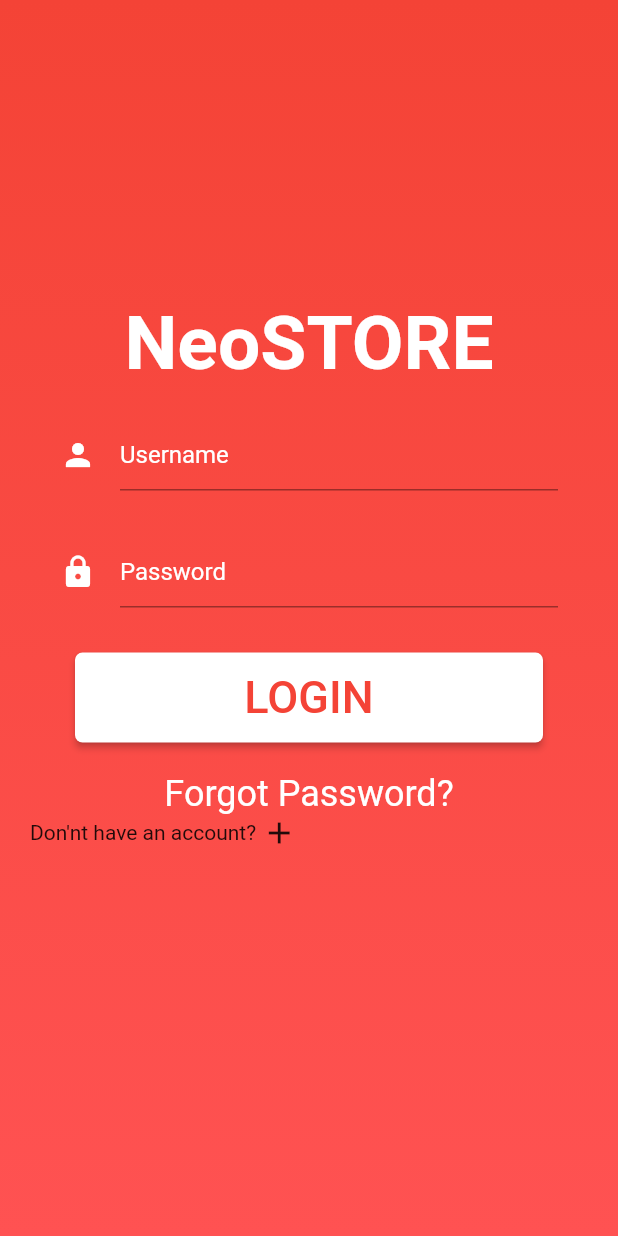
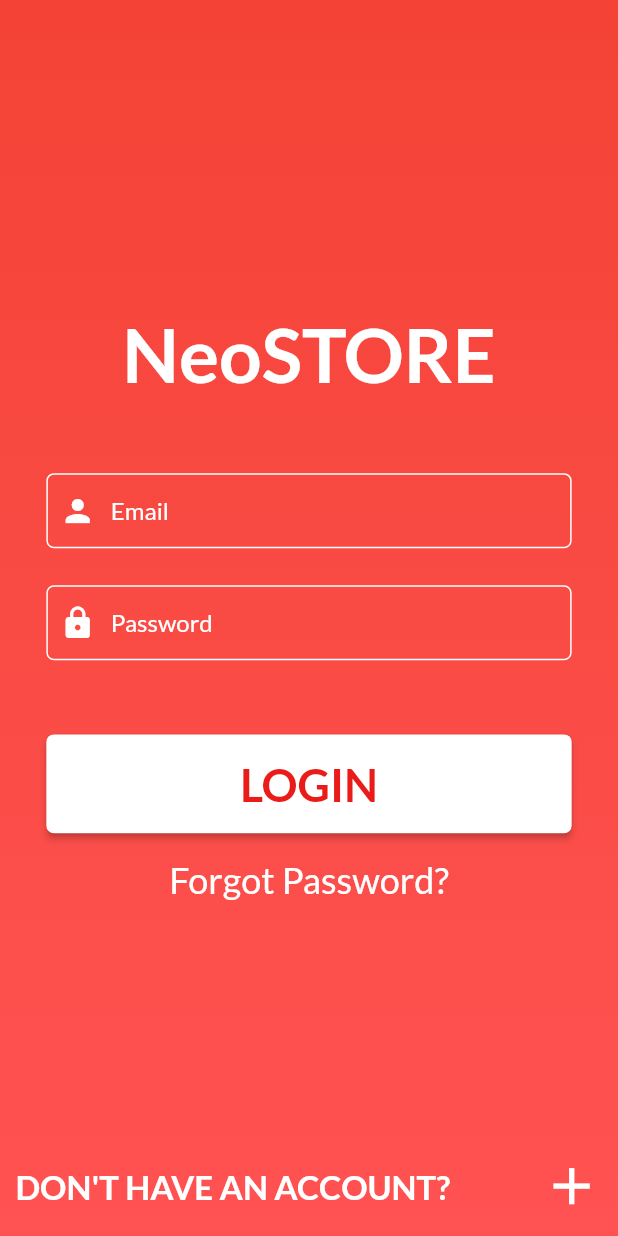
Before and after one commit to ShraddhaMhatree/neostore, a Flutter app: the screen it shows after launch, after a tap on "LOGIN", on a phone screen of 412 x 824 dp. Run offline on Flutter 3.47's test engine with Material 2 defaults, Android fonts, the phone set to English and light mode, and no system bars.

Commit message:
Login page made responsive fonts added Styling done

```diff
--- /dev/null
+++ b/lib/helpers/SizeConfig.dart
@@ -0,0 +1,27 @@
+import 'package:flutter/widgets.dart';
+
+class SizeConfig {
+ static MediaQueryData _mediaQueryData;
+ static double screenWidth;
+ static double screenHeight;
+ static double blockSizeHorizontal;
+ static double blockSizeVertical;
+
+ static double _safeAreaHorizontal;
+ static double _safeAreaVertical;
+ static double safeBlockHorizontal;
+ static double safeBlockVertical;
+
+ void init(BuildContext context) {
+ _mediaQueryData = MediaQuery.of(context);
+ screenWidth = _mediaQueryData.size.width;
+ screenHeight = _mediaQueryData.size.height;
+ blockSizeHorizontal = screenWidth / 100;
+ blockSizeVertical = screenHeight / 100;
+
+ _safeAreaHorizontal = _mediaQueryData.padding.left + _mediaQueryData.padding.right;
+ _safeAreaVertical = _mediaQueryData.padding.top +_mediaQueryData.padding.bottom;
+ safeBlockHorizontal = (screenWidth -_safeAreaHorizontal) / 100;
+ safeBlockVertical = (screenHeight -_safeAreaVertical) / 100;
+ }
+}
--- a/lib/main.dart
+++ b/lib/main.dart
@@ -26,6 +26,7 @@ MaterialColor colorCustom = MaterialColor(0xFFFE3F3F, color);
     return MaterialApp(
       title: 'Flutter Demo',
       theme: ThemeData(
+        fontFamily: 'Lato',
         primarySwatch: colorCustom,
         visualDensity: VisualDensity.adaptivePlatformDensity,
       ),
--- a/lib/screens/login_screen.dart
+++ b/lib/screens/login_screen.dart
@@ -1,7 +1,7 @@
 import 'package:flutter/material.dart';
+import 'package:neostore/helpers/SizeConfig.dart';
 
 class LoginScreen extends StatefulWidget {
-
   @override
   _LoginScreenState createState() => _LoginScreenState();
 }
@@ -10,115 +10,184 @@ class _LoginScreenState extends State<LoginScreen> {
   bool _isLoading = false;
   @override
   Widget build(BuildContext context) {
-    final deviceSize = MediaQuery.of(context).size;
+    SizeConfig().init(context);
+    // final deviceSize = MediaQuery.of(context).size;
+    // final mediaQuery = MediaQuery.of(context);
     return Scaffold(
-        body: Container(
-          width: double.infinity,
+      body: SingleChildScrollView(
+        child: Container(
+          width: SizeConfig.safeBlockHorizontal * 100,
+          height: SizeConfig.screenHeight,
           decoration: BoxDecoration(
             gradient: LinearGradient(
                 colors: [Colors.red, Colors.redAccent],
                 begin: Alignment.topCenter,
                 end: Alignment.bottomCenter),
           ),
-        child: _isLoading ? Center(child: CircularProgressIndicator()) : Padding(
-          padding: EdgeInsets.symmetric(horizontal: 20),
+          child: _isLoading
+              ? Center(child: CircularProgressIndicator())
+              : Padding(
+                  padding: EdgeInsets.symmetric(
+                      horizontal: SizeConfig.safeBlockHorizontal * 2.5),
                   child: Column(
-            crossAxisAlignment: CrossAxisAlignment.center,
                     children: <Widget>[
                       headerSection(),
                       textInputSection(),
                       buttonSection(),
                       textSection(),
-              Align(
-                alignment: Alignment.bottomCenter,
-                child: footerSection(),
-              )
-
+                      // footerSection(),
+                      // footerSection(),
+                      // footerSection(),
+                      Spacer(),
+                      footerSection(),
                     ],
                   ),
                 ),
         ),
-
+      ),
     );
   }
 
-  Container headerSection(){
+  Container headerSection() {
     return Container(
-      margin: EdgeInsets.only(top: 200),
-      child: Text('NeoSTORE',
-      style: TextStyle(color: Colors.white, fontSize:50, fontWeight: FontWeight.bold),),
+      margin: EdgeInsets.only(top: SizeConfig.safeBlockVertical * 25),
+      padding: EdgeInsets.symmetric(
+          horizontal: SizeConfig.safeBlockHorizontal * 2.5),
+      child: Text(
+        'NeoSTORE',
+        textAlign: TextAlign.center,
+        style: TextStyle(
+          color: Colors.white,
+          fontSize: 50,
+          fontWeight: FontWeight.bold,
+        ),
+      ),
     );
   }
 
-  Container textInputSection(){
+  Container textInputSection() {
     return Container(
-      margin: EdgeInsets.only(top: 20),
-      padding: EdgeInsets.symmetric(horizontal: 20),
+      margin: EdgeInsets.only(top: SizeConfig.safeBlockVertical * 6),
+      padding:
+          EdgeInsets.symmetric(horizontal: SizeConfig.safeBlockHorizontal * 5),
       child: Column(
         crossAxisAlignment: CrossAxisAlignment.stretch,
         children: <Widget>[
-          TextFormField(
-            decoration: InputDecoration(
-              icon: Icon(Icons.person, color: Colors.white),
-              hintText: 'Username',
-              hintStyle: TextStyle(
-                color: Colors.white
-              )
-
+          inputFields(
+            'Email',
+            Icons.person,
           ),
+          SizedBox(
+            height: SizeConfig.safeBlockVertical * 3,
           ),
-          SizedBox(height: 30,),
-          TextFormField(
-
-            decoration: InputDecoration(
-
-              icon: Icon(Icons.lock, color: Colors.white,),
-              hintText: 'Password',
-              hintStyle: TextStyle(
-                color: Colors.white
-              )
-            ),
-          ),
-
+          inputFields('Password', Icons.lock),
         ],
       ),
     );
   }
 
-  Container buttonSection(){
+  Container inputFields(String label, IconData icon) {
     return Container(
-      width: MediaQuery.of(context).size.width,
-      height: 60.0,
-      padding: EdgeInsets.symmetric(horizontal: 30),
-      margin: EdgeInsets.only(top: 30),
-      child: RaisedButton(
-        textColor: Colors.red,
-        child: Text('LOGIN', style: TextStyle(fontSize: 30,),),
+      padding: const EdgeInsets.symmetric(horizontal: 8.0),
+      decoration: BoxDecoration(
+        border: Border.all(
           color: Colors.white,
-        shape: RoundedRectangleBorder(borderRadius: BorderRadius.circular(5.0)),
-        onPressed: (){},
-      )
-      ,
-    );
-  }
-
-  Container textSection(){
-    return Container(
-      margin: EdgeInsets.only(top: 20),
-      child: Text('Forgot Password?', style: TextStyle(color: Colors.white,fontSize: 24 ),),
-    );
-  }
-
-  Container footerSection(){
-    return Container(
-
+        ),
+        borderRadius: BorderRadius.circular(5.0),
+      ),
       child: Row(
+        mainAxisSize: MainAxisSize.max,
+        mainAxisAlignment: MainAxisAlignment.start,
+        crossAxisAlignment: CrossAxisAlignment.center,
         children: <Widget>[
-          Text('Don\'nt have an account? '),
-          Icon(Icons.add)
+          Padding(
+            padding: const EdgeInsets.all(0.0),
+            child: Icon(
+              icon,
+              color: Colors.white,
+            ),
+          ),
+          Flexible(
+            child: TextFormField(
+              decoration: InputDecoration(
+                contentPadding: const EdgeInsets.all(10.0),
+                hintText: label,
+                hintStyle: TextStyle(
+                  color: Colors.white,
+                  fontSize: 16.0,
+                ),
+                border: InputBorder.none,
+              ),
+              style: TextStyle(
+                color: Colors.white,
+                fontSize: 16.0,
+              ),
+            ),
+          ),
         ],
       ),
     );
   }
 
+  Container buttonSection() {
+    return Container(
+      width: MediaQuery.of(context).size.width,
+      height: SizeConfig.safeBlockVertical * 8,
+      padding:
+          EdgeInsets.symmetric(horizontal: SizeConfig.safeBlockHorizontal * 5),
+      margin: EdgeInsets.only(top: SizeConfig.safeBlockVertical * 6),
+      child: RaisedButton(
+        textColor: Color(0xFFE91C1A),
+        child: Text(
+          'LOGIN',
+          style: TextStyle(
+            fontSize: 30,
+            fontWeight: FontWeight.bold
+          ),
+        ),
+        color: Colors.white,
+        shape: RoundedRectangleBorder(borderRadius: BorderRadius.circular(5.0)),
+        onPressed: () {},
+      ),
+    );
   }
+
+  Container textSection() {
+    return Container(
+      margin: EdgeInsets.only(top: SizeConfig.safeBlockVertical * 2),
+      child: FittedBox(
+        child: Text(
+          'Forgot Password?',
+          style: TextStyle(color: Colors.white, fontSize: 24),
+        ),
+      ),
+    );
+  }
+
+  Container footerSection() {
+    return Container(
+      padding: EdgeInsets.only(
+        bottom: SizeConfig.safeBlockVertical * 1.5,
+      ),
+      child: Row(
+        mainAxisAlignment: MainAxisAlignment.spaceBetween,
+        children: <Widget>[
+          Expanded(
+            child: Text(
+              'DON\'T HAVE AN ACCOUNT?',
+              style: TextStyle(
+                  color: Colors.white,
+                  fontWeight: FontWeight.bold,
+                  fontSize: 22),
+            ),
+          ),
+          Icon(
+            Icons.add,
+            color: Colors.white,
+            size: SizeConfig.safeBlockHorizontal * 10,
+          )
+        ],
+      ),
+    );
+  }
+}
```
Also changed, not shown: pubspec.yaml (+10 -12 lines), assets/fonts/Anton-Regular.ttf (added), assets/fonts/Lato-Bold.ttf (added), assets/fonts/Lato-Regular.ttf (added). Lines whose indentation alone changed are shown as unchanged.
